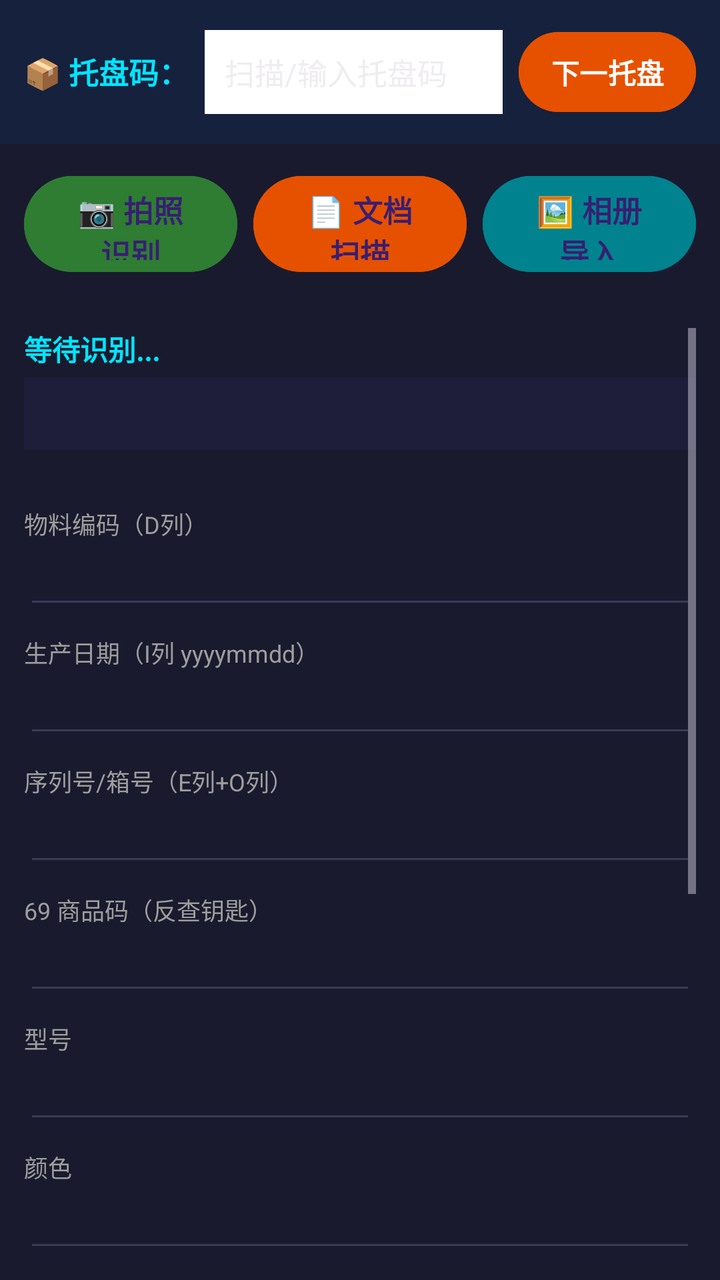
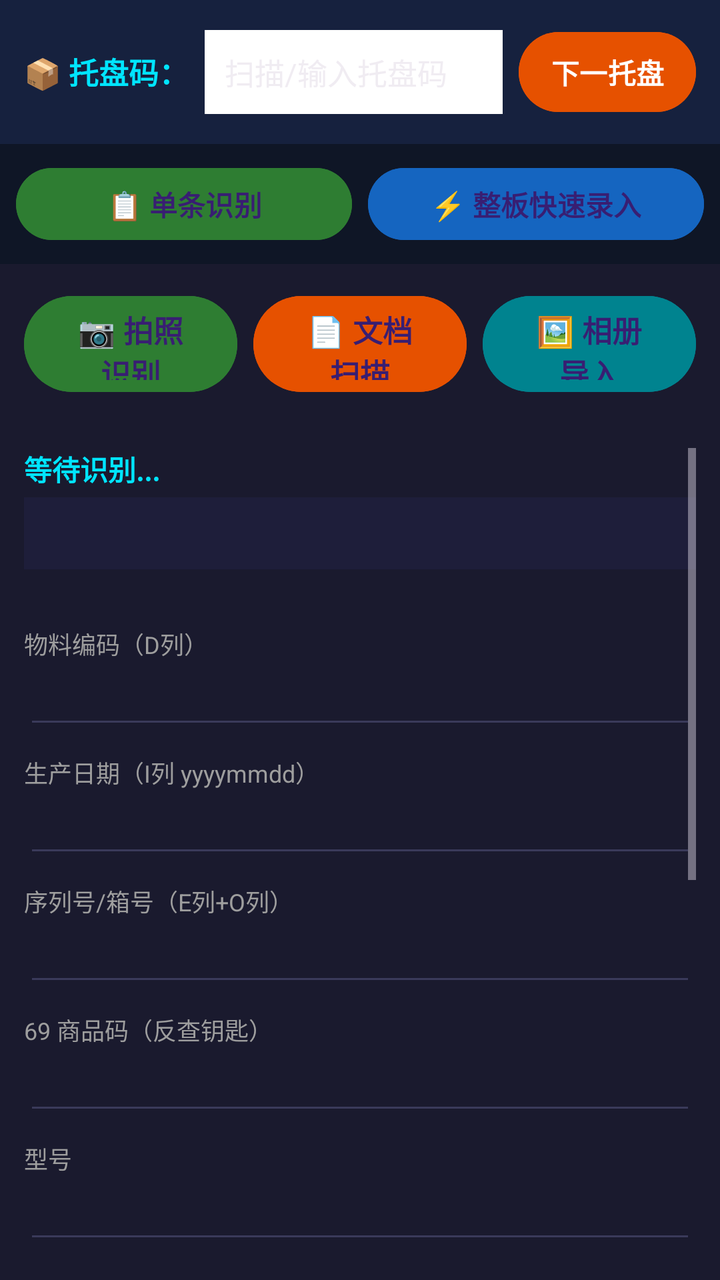

An Android layout rendered at two revisions. The XML below is the earlier revision; the diff shows what the commit changed to produce the second picture.
<!-- AndroidManifest.xml: application theme Theme.LabelScanner -->
<!-- res/layout/activity_main.xml -->
<?xml version="1.0" encoding="utf-8"?>
<LinearLayout xmlns:android="http://schemas.android.com/apk/res/android"
    android:layout_width="match_parent"
    android:layout_height="match_parent"
    android:orientation="vertical"
    android:background="#1a1a2e">

    
    <LinearLayout
        android:id="@+id/trayBar"
        android:layout_width="match_parent"
        android:layout_height="wrap_content"
        android:orientation="horizontal"
        android:padding="12dp"
        android:background="#16213e"
        android:gravity="center_vertical">

        <TextView
            android:layout_width="wrap_content"
            android:layout_height="wrap_content"
            android:text="📦 托盘码："
            android:textColor="#00e5ff"
            android:textSize="15sp"
            android:textStyle="bold" />

        <EditText
            android:id="@+id/etTrayCode"
            android:layout_width="0dp"
            android:layout_height="wrap_content"
            android:layout_weight="1"
            android:layout_marginStart="8dp"
            android:background="@android:color/white"
            android:hint="扫描/输入托盘码"
            android:inputType="textCapCharacters"
            android:padding="10dp"
            android:textColor="#000000"
            android:textSize="15sp" />

        <Button
            android:id="@+id/btnNextTray"
            android:layout_width="wrap_content"
            android:layout_height="wrap_content"
            android:layout_marginStart="8dp"
            android:backgroundTint="#e65100"
            android:paddingHorizontal="16dp"
            android:text="下一托盘"
            android:textColor="#ffffff"
            android:textSize="14sp"
            android:textStyle="bold" />
    </LinearLayout>

    
    <LinearLayout
        android:layout_width="match_parent"
        android:layout_height="wrap_content"
        android:orientation="horizontal"
        android:padding="12dp"
        android:gravity="center">

        <Button
            android:id="@+id/btnCamera"
            android:layout_width="0dp"
            android:layout_height="56dp"
            android:layout_weight="1"
            android:backgroundTint="#2e7d32"
            android:text="📷 拍照识别"
            android:textSize="15sp"
            android:textStyle="bold" />

        <Button
            android:id="@+id/btnDocScan"
            android:layout_width="0dp"
            android:layout_height="56dp"
            android:layout_weight="1"
            android:layout_marginStart="8dp"
            android:backgroundTint="#e65100"
            android:text="📄 文档扫描"
            android:textSize="15sp"
            android:textStyle="bold" />

        <Button
            android:id="@+id/btnGallery"
            android:layout_width="0dp"
            android:layout_height="56dp"
            android:layout_weight="1"
            android:layout_marginStart="8dp"
            android:backgroundTint="#00838f"
            android:text="🖼 相册导入"
            android:textSize="15sp"
            android:textStyle="bold" />
    </LinearLayout>

    
    <ScrollView
        android:layout_width="match_parent"
        android:layout_height="0dp"
        android:layout_weight="1"
        android:padding="12dp">

        <LinearLayout
            android:layout_width="match_parent"
            android:layout_height="wrap_content"
            android:orientation="vertical">

            <TextView
                android:id="@+id/tvBarcodes"
                android:layout_width="match_parent"
                android:layout_height="wrap_content"
                android:text="等待识别..."
                android:textColor="#00e5ff"
                android:textSize="14sp"
                android:textStyle="bold" />

            <TextView
                android:id="@+id/resultPanel"
                android:layout_width="match_parent"
                android:layout_height="wrap_content"
                android:layout_marginTop="4dp"
                android:minHeight="36dp"
                android:padding="8dp"
                android:textColor="#ffffff"
                android:textSize="13sp"
                android:background="@color/result_idle" />

            <TextView
                android:id="@+id/tvExtras"
                android:layout_width="match_parent"
                android:layout_height="wrap_content"
                android:layout_marginTop="4dp"
                android:textColor="#ffd54f"
                android:textSize="12sp" />

            
            <TextView style="@style/FieldLabel" android:text="物料编码（D列）" />
            <EditText
                android:id="@+id/etMaterial"
                style="@style/FieldInput" />

            <TextView style="@style/FieldLabel" android:text="生产日期（I列 yyyymmdd）" />
            <EditText
                android:id="@+id/etDate"
                style="@style/FieldInput"
                android:inputType="number" />

            <TextView style="@style/FieldLabel" android:text="序列号/箱号（E列+O列）" />
            <EditText
                android:id="@+id/etSn"
                style="@style/FieldInput" />

            <TextView style="@style/FieldLabel" android:text="69 商品码（反查钥匙）" />
            <EditText
                android:id="@+id/etEan69"
                style="@style/FieldInput" />

            <TextView style="@style/FieldLabel" android:text="型号" />
            <EditText
                android:id="@+id/etModel"
                style="@style/FieldInput" />

            <TextView style="@style/FieldLabel" android:text="颜色" />
            <EditText
                android:id="@+id/etColor"
                style="@style/FieldInput" />

            <TextView style="@style/FieldLabel" android:text="硒鼓/耗材型号" />
            <EditText
                android:id="@+id/etToner"
                style="@style/FieldInput" />

            
            <LinearLayout
                android:layout_width="match_parent"
                android:layout_height="wrap_content"
                android:layout_marginTop="16dp"
                android:orientation="horizontal">

                <Button
                    android:id="@+id/btnSave"
                    android:layout_width="0dp"
                    android:layout_height="64dp"
                    android:layout_weight="1"
                    android:backgroundTint="#2e7d32"
                    android:text="✅ 保存本条"
                    android:textSize="18sp"
                    android:textStyle="bold" />

                <Button
                    android:id="@+id/btnDiscard"
                    android:layout_width="0dp"
                    android:layout_height="64dp"
                    android:layout_weight="1"
                    android:layout_marginStart="12dp"
                    android:backgroundTint="#c62828"
                    android:text="✖ 丢弃"
                    android:textSize="18sp"
                    android:textStyle="bold" />
            </LinearLayout>

            
            <LinearLayout
                android:layout_width="match_parent"
                android:layout_height="wrap_content"
                android:layout_marginTop="12dp"
                android:gravity="center_vertical"
                android:orientation="horizontal">

                <TextView
                    android:id="@+id/tvCount"
                    android:layout_width="0dp"
                    android:layout_height="wrap_content"
                    android:layout_weight="1"
                    android:text="📋 已保存 0 条"
                    android:textColor="#00e5ff"
                    android:textSize="14sp" />

                <Button
                    android:id="@+id/btnList"
                    android:layout_width="wrap_content"
                    android:layout_height="56dp"
                    android:backgroundTint="#6a1b9a"
                    android:paddingHorizontal="20dp"
                    android:text="📋 数据列表"
                    android:textSize="15sp"
                    android:textStyle="bold" />

                <Button
                    android:id="@+id/btnExport"
                    android:layout_width="wrap_content"
                    android:layout_height="56dp"
                    android:layout_marginStart="8dp"
                    android:backgroundTint="#1565c0"
                    android:paddingHorizontal="20dp"
                    android:text="📤 导出 CSV"
                    android:textSize="15sp"
                    android:textStyle="bold" />

                <Button
                    android:id="@+id/btnExportWms"
                    android:layout_width="wrap_content"
                    android:layout_height="56dp"
                    android:layout_marginStart="8dp"
                    android:backgroundTint="#ad1457"
                    android:paddingHorizontal="20dp"
                    android:text="🏭 导出 WMS"
                    android:textSize="15sp"
                    android:textStyle="bold" />
            </LinearLayout>
        </LinearLayout>
    </ScrollView>
</LinearLayout>
<!-- resources referenced by this layout -->
<resources>
  <color name="result_idle">#1e1e3a</color>
  <style name="FieldInput">
          <item name="android:layout_width">match_parent</item>
          <item name="android:layout_height">wrap_content</item>
          <item name="android:backgroundTint">#3a3a5a</item>
          <item name="android:textColor">#ffffff</item>
          <item name="android:textSize">16sp</item>
          <item name="android:singleLine">true</item>
      </style>
  <style name="FieldLabel">
          <item name="android:layout_width">match_parent</item>
          <item name="android:layout_height">wrap_content</item>
          <item name="android:layout_marginTop">8dp</item>
          <item name="android:textSize">12sp</item>
          <item name="android:textColor">#9e9e9e</item>
      </style>
  <style name="Theme.LabelScanner" parent="Theme.Material3.Dark.NoActionBar">
          <item name="android:statusBarColor">#1a1a2e</item>
      </style>
</resources>

<!-- the commit's change to res/layout/activity_main.xml (unified diff, before → after) -->
@@ -54,147 +54,401 @@
         android:layout_width="match_parent"
         android:layout_height="wrap_content"
         android:orientation="horizontal"
-        android:padding="12dp"
+        android:padding="8dp"
+        android:background="#0f1626"
         android:gravity="center">
 
         <Button
-            android:id="@+id/btnCamera"
+            android:id="@+id/btnModeSingle"
             android:layout_width="0dp"
-            android:layout_height="56dp"
+            android:layout_height="44dp"
             android:layout_weight="1"
             android:backgroundTint="#2e7d32"
-            android:text="📷 拍照识别"
-            android:textSize="15sp"
+            android:text="📋 单条识别"
+            android:textSize="14sp"
             android:textStyle="bold" />
 
         <Button
-            android:id="@+id/btnDocScan"
+            android:id="@+id/btnModeBatch"
             android:layout_width="0dp"
-            android:layout_height="56dp"
+            android:layout_height="44dp"
             android:layout_weight="1"
             android:layout_marginStart="8dp"
-            android:backgroundTint="#e65100"
-            android:text="📄 文档扫描"
-            android:textSize="15sp"
-            android:textStyle="bold" />
-
-        <Button
-            android:id="@+id/btnGallery"
-            android:layout_width="0dp"
-            android:layout_height="56dp"
-            android:layout_weight="1"
-            android:layout_marginStart="8dp"
-            android:backgroundTint="#00838f"
-            android:text="🖼 相册导入"
-            android:textSize="15sp"
+            android:backgroundTint="#1565c0"
+            android:text="⚡ 整板快速录入"
+            android:textSize="14sp"
             android:textStyle="bold" />
     </LinearLayout>
 
     
-    <ScrollView
+    <LinearLayout
+        android:id="@+id/panelSingle"
         android:layout_width="match_parent"
         android:layout_height="0dp"
         android:layout_weight="1"
-        android:padding="12dp">
-
+        android:orientation="vertical">
+
+        
         <LinearLayout
             android:layout_width="match_parent"
             android:layout_height="wrap_content"
-            android:orientation="vertical">
+            android:orientation="horizontal"
+            android:padding="12dp"
+            android:gravity="center">
+
+            <Button
+                android:id="@+id/btnCamera"
+                android:layout_width="0dp"
+                android:layout_height="56dp"
+                android:layout_weight="1"
+                android:backgroundTint="#2e7d32"
+                android:text="📷 拍照识别"
+                android:textSize="15sp"
+                android:textStyle="bold" />
+
+            <Button
+                android:id="@+id/btnDocScan"
+                android:layout_width="0dp"
+                android:layout_height="56dp"
+                android:layout_weight="1"
+                android:layout_marginStart="8dp"
+                android:backgroundTint="#e65100"
+                android:text="📄 文档扫描"
+                android:textSize="15sp"
+                android:textStyle="bold" />
+
+            <Button
+                android:id="@+id/btnGallery"
+                android:layout_width="0dp"
+                android:layout_height="56dp"
+                android:layout_weight="1"
+                android:layout_marginStart="8dp"
+                android:backgroundTint="#00838f"
+                android:text="🖼 相册导入"
+                android:textSize="15sp"
+                android:textStyle="bold" />
+        </LinearLayout>
+
+        
+        <ScrollView
+            android:layout_width="match_parent"
+            android:layout_height="0dp"
+            android:layout_weight="1"
+            android:padding="12dp">
+
+            <LinearLayout
+                android:layout_width="match_parent"
+                android:layout_height="wrap_content"
+                android:orientation="vertical">
+
+                <TextView
+                    android:id="@+id/tvBarcodes"
+                    android:layout_width="match_parent"
+                    android:layout_height="wrap_content"
+                    android:text="等待识别..."
+                    android:textColor="#00e5ff"
+                    android:textSize="14sp"
+                    android:textStyle="bold" />
+
+                <TextView
+                    android:id="@+id/resultPanel"
+                    android:layout_width="match_parent"
+                    android:layout_height="wrap_content"
+                    android:layout_marginTop="4dp"
+                    android:minHeight="36dp"
+                    android:padding="8dp"
+                    android:textColor="#ffffff"
+                    android:textSize="13sp"
+                    android:background="@color/result_idle" />
+
+                <TextView
+                    android:id="@+id/tvExtras"
+                    android:layout_width="match_parent"
+                    android:layout_height="wrap_content"
+                    android:layout_marginTop="4dp"
+                    android:textColor="#ffd54f"
+                    android:textSize="12sp" />
+
+                
+                <TextView style="@style/FieldLabel" android:text="物料编码（D列）" />
+                <EditText
+                    android:id="@+id/etMaterial"
+                    style="@style/FieldInput" />
+
+                <TextView style="@style/FieldLabel" android:text="生产日期（I列 yyyymmdd）" />
+                <EditText
+                    android:id="@+id/etDate"
+                    style="@style/FieldInput"
+                    android:inputType="number" />
+
+                <TextView style="@style/FieldLabel" android:text="序列号/箱号（E列+O列）" />
+                <EditText
+                    android:id="@+id/etSn"
+                    style="@style/FieldInput" />
+
+                <TextView style="@style/FieldLabel" android:text="69 商品码（反查钥匙）" />
+                <EditText
+                    android:id="@+id/etEan69"
+                    style="@style/FieldInput" />
+
+                <TextView style="@style/FieldLabel" android:text="型号" />
+                <EditText
+                    android:id="@+id/etModel"
+                    style="@style/FieldInput" />
+
+                <TextView style="@style/FieldLabel" android:text="颜色" />
+                <EditText
+                    android:id="@+id/etColor"
+                    style="@style/FieldInput" />
+
+                <TextView style="@style/FieldLabel" android:text="硒鼓/耗材型号" />
+                <EditText
+                    android:id="@+id/etToner"
+                    style="@style/FieldInput" />
+
+                
+                <LinearLayout
+                    android:layout_width="match_parent"
+                    android:layout_height="wrap_content"
+                    android:layout_marginTop="16dp"
+                    android:orientation="horizontal">
+
+                    <Button
+                        android:id="@+id/btnSave"
+                        android:layout_width="0dp"
+                        android:layout_height="64dp"
+                        android:layout_weight="1"
+                        android:backgroundTint="#2e7d32"
+                        android:text="✅ 保存本条"
+                        android:textSize="18sp"
+                        android:textStyle="bold" />
+
+                    <Button
+                        android:id="@+id/btnDiscard"
+                        android:layout_width="0dp"
+                        android:layout_height="64dp"
+                        android:layout_weight="1"
+                        android:layout_marginStart="12dp"
+                        android:backgroundTint="#c62828"
+                        android:text="✖ 丢弃"
+                        android:textSize="18sp"
+                        android:textStyle="bold" />
+                </LinearLayout>
+
+                
+                <LinearLayout
+                    android:layout_width="match_parent"
+                    android:layout_height="wrap_content"
+                    android:layout_marginTop="12dp"
+                    android:gravity="center_vertical"
+                    android:orientation="horizontal">
+
+                    <TextView
+                        android:id="@+id/tvCount"
+                        android:layout_width="0dp"
+                        android:layout_height="wrap_content"
+                        android:layout_weight="1"
+                        android:text="📋 已保存 0 条"
+                        android:textColor="#00e5ff"
+                        android:textSize="14sp" />
+
+                    <Button
+                        android:id="@+id/btnList"
+                        android:layout_width="wrap_content"
+                        android:layout_height="56dp"
+                        android:backgroundTint="#6a1b9a"
+                        android:paddingHorizontal="20dp"
+                        android:text="📋 数据列表"
+                        android:textSize="15sp"
+                        android:textStyle="bold" />
+
+                    <Button
+                        android:id="@+id/btnExport"
+                        android:layout_width="wrap_content"
+                        android:layout_height="56dp"
+                        android:layout_marginStart="8dp"
+                        android:backgroundTint="#1565c0"
+                        android:paddingHorizontal="20dp"
+                        android:text="📤 导出 CSV"
+                        android:textSize="15sp"
+                        android:textStyle="bold" />
+
+                    <Button
+                        android:id="@+id/btnExportWms"
+                        android:layout_width="wrap_content"
+                        android:layout_height="56dp"
+                        android:layout_marginStart="8dp"
+                        android:backgroundTint="#ad1457"
+                        android:paddingHorizontal="20dp"
+                        android:text="🏭 导出 WMS"
+                        android:textSize="15sp"
+                        android:textStyle="bold" />
+                </LinearLayout>
+            </LinearLayout>
+        </ScrollView>
+    </LinearLayout>
+
+    
+    <LinearLayout
+        android:id="@+id/panelBatch"
+        android:layout_width="match_parent"
+        android:layout_height="0dp"
+        android:layout_weight="1"
+        android:orientation="vertical"
+        android:visibility="gone">
+
+        
+        <LinearLayout
+            android:layout_width="match_parent"
+            android:layout_height="wrap_content"
+            android:orientation="vertical"
+            android:padding="12dp"
+            android:background="#16213e">
 
             <TextView
-                android:id="@+id/tvBarcodes"
-                android:layout_width="match_parent"
-                android:layout_height="wrap_content"
-                android:text="等待识别..."
+                android:layout_width="match_parent"
+                android:layout_height="wrap_content"
+                android:text="📦 整板共享信息（填一次，自动应用到所有条码）"
                 android:textColor="#00e5ff"
                 android:textSize="14sp"
+                android:textStyle="bold"
+                android:paddingBottom="8dp" />
+
+            <TextView style="@style/FieldLabel" android:text="物料编码（必填）" />
+            <EditText
+                android:id="@+id/etBatchMaterial"
+                style="@style/FieldInput"
+                android:hint="如：1234567890" />
+
+            <TextView style="@style/FieldLabel" android:text="生产日期（必填，yyyymmdd）" />
+            <EditText
+                android:id="@+id/etBatchDate"
+                style="@style/FieldInput"
+                android:inputType="number"
+                android:hint="如：20250809" />
+
+            <TextView style="@style/FieldLabel" android:text="69 商品码（选填，用于反查）" />
+            <EditText
+                android:id="@+id/etBatchEan69"
+                style="@style/FieldInput"
+                android:hint="69开头13位" />
+
+            <TextView style="@style/FieldLabel" android:text="型号/颜色/硒鼓（选填）" />
+            <LinearLayout
+                android:layout_width="match_parent"
+                android:layout_height="wrap_content"
+                android:orientation="horizontal">
+                <EditText
+                    android:id="@+id/etBatchModel"
+                    style="@style/FieldInput"
+                    android:layout_width="0dp"
+                    android:layout_weight="1"
+                    android:hint="型号" />
+                <EditText
+                    android:id="@+id/etBatchColor"
+                    style="@style/FieldInput"
+                    android:layout_width="0dp"
+                    android:layout_weight="1"
+                    android:layout_marginStart="8dp"
+                    android:hint="颜色" />
+                <EditText
+                    android:id="@+id/etBatchToner"
+                    style="@style/FieldInput"
+                    android:layout_width="0dp"
+                    android:layout_weight="1"
+                    android:layout_marginStart="8dp"
+                    android:hint="硒鼓" />
+            </LinearLayout>
+
+            <Button
+                android:id="@+id/btnBatchApplyShared"
+                android:layout_width="match_parent"
+                android:layout_height="56dp"
+                android:layout_marginTop="12dp"
+                android:backgroundTint="#6a1b9a"
+                android:text="✅ 确认共享信息，开始扫描序列号"
+                android:textSize="16sp"
                 android:textStyle="bold" />
-
+        </LinearLayout>
+
+        
+        <LinearLayout
+            android:layout_width="match_parent"
+            android:layout_height="0dp"
+            android:layout_weight="1"
+            android:orientation="vertical"
+            android:padding="12dp">
+
+            <LinearLayout
+                android:layout_width="match_parent"
+                android:layout_height="wrap_content"
+                android:orientation="horizontal"
+                android:gravity="center_vertical"
+                android:paddingBottom="8dp">
+
+                <TextView
+                    android:layout_width="wrap_content"
+                    android:layout_height="wrap_content"
+                    android:text="📷 扫描序列号条码（仅识别 SN，自动去重）"
+                    android:textColor="#00e5ff"
+                    android:textSize="14sp"
+                    android:textStyle="bold" />
+
+                <TextView
+                    android:id="@+id/tvBatchScannedCount"
+                    android:layout_width="0dp"
+                    android:layout_height="wrap_content"
+                    android:layout_weight="1"
+                    android:gravity="end"
+                    android:text="已扫 0 个"
+                    android:textColor="#ffd54f"
+                    android:textSize="14sp"
+                    android:textStyle="bold" />
+            </LinearLayout>
+
+            
+            <LinearLayout
+                android:layout_width="match_parent"
+                android:layout_height="wrap_content"
+                android:orientation="horizontal"
+                android:paddingBottom="12dp">
+
+                <Button
+                    android:id="@+id/btnBatchCamera"
+                    android:layout_width="0dp"
+                    android:layout_height="56dp"
+                    android:layout_weight="1"
+                    android:backgroundTint="#2e7d32"
+                    android:text="📷 拍照扫码"
+                    android:textSize="15sp"
+                    android:textStyle="bold" />
+
+                <Button
+                    android:id="@+id/btnBatchGallery"
+                    android:layout_width="0dp"
+                    android:layout_height="56dp"
+                    android:layout_weight="1"
+                    android:layout_marginStart="8dp"
+                    android:backgroundTint="#00838f"
+                    android:text="🖼 相册导入"
+                    android:textSize="15sp"
+                    android:textStyle="bold" />
+            </LinearLayout>
+
+            
             <TextView
-                android:id="@+id/resultPanel"
-                android:layout_width="match_parent"
-                android:layout_height="wrap_content"
-                android:layout_marginTop="4dp"
-                android:minHeight="36dp"
-                android:padding="8dp"
+                android:layout_width="match_parent"
+                android:layout_height="wrap_content"
+                android:text="已扫序列号（可长按删除）"
                 android:textColor="#ffffff"
                 android:textSize="13sp"
-                android:background="@color/result_idle" />
-
-            <TextView
-                android:id="@+id/tvExtras"
-                android:layout_width="match_parent"
-                android:layout_height="wrap_content"
-                android:layout_marginTop="4dp"
-                android:textColor="#ffd54f"
-                android:textSize="12sp" />
-
-            
-            <TextView style="@style/FieldLabel" android:text="物料编码（D列）" />
-            <EditText
-                android:id="@+id/etMaterial"
-                style="@style/FieldInput" />
-
-            <TextView style="@style/FieldLabel" android:text="生产日期（I列 yyyymmdd）" />
-            <EditText
-                android:id="@+id/etDate"
-                style="@style/FieldInput"
-                android:inputType="number" />
-
-            <TextView style="@style/FieldLabel" android:text="序列号/箱号（E列+O列）" />
-            <EditText
-                android:id="@+id/etSn"
-                style="@style/FieldInput" />
-
-            <TextView style="@style/FieldLabel" android:text="69 商品码（反查钥匙）" />
-            <EditText
-                android:id="@+id/etEan69"
-                style="@style/FieldInput" />
-
-            <TextView style="@style/FieldLabel" android:text="型号" />
-            <EditText
-                android:id="@+id/etModel"
-                style="@style/FieldInput" />
-
-            <TextView style="@style/FieldLabel" android:text="颜色" />
-            <EditText
-                android:id="@+id/etColor"
-                style="@style/FieldInput" />
-
-            <TextView style="@style/FieldLabel" android:text="硒鼓/耗材型号" />
-            <EditText
-                android:id="@+id/etToner"
-                style="@style/FieldInput" />
-
-            
-            <LinearLayout
-                android:layout_width="match_parent"
-                android:layout_height="wrap_content"
-                android:layout_marginTop="16dp"
-                android:orientation="horizontal">
-
-                <Button
-                    android:id="@+id/btnSave"
-                    android:layout_width="0dp"
-                    android:layout_height="64dp"
-                    android:layout_weight="1"
-                    android:backgroundTint="#2e7d32"
-                    android:text="✅ 保存本条"
-                    android:textSize="18sp"
-                    android:textStyle="bold" />
-
-                <Button
-                    android:id="@+id/btnDiscard"
-                    android:layout_width="0dp"
-                    android:layout_height="64dp"
-                    android:layout_weight="1"
-                    android:layout_marginStart="12dp"
-                    android:backgroundTint="#c62828"
-                    android:text="✖ 丢弃"
-                    android:textSize="18sp"
-                    android:textStyle="bold" />
-            </LinearLayout>
+                android:paddingBottom="4dp" />
+
+            <androidx.recyclerview.widget.RecyclerView
+                android:id="@+id/rvBatchSnList"
+                android:layout_width="match_parent"
+                android:layout_height="0dp"
+                android:layout_weight="1" />
 
             
             <LinearLayout
@@ -205,46 +459,35 @@
                 android:orientation="horizontal">
 
                 <TextView
-                    android:id="@+id/tvCount"
-                    android:layout_width="0dp"
-                    android:layout_height="wrap_content"
-                    android:layout_weight="1"
-                    android:text="📋 已保存 0 条"
+                    android:id="@+id/tvBatchCount"
+                    android:layout_width="0dp"
+                    android:layout_height="wrap_content"
+                    android:layout_weight="1"
+                    android:text="📋 本托盘 0 条"
                     android:textColor="#00e5ff"
                     android:textSize="14sp" />
 
                 <Button
-                    android:id="@+id/btnList"
+                    android:id="@+id/btnBatchClear"
                     android:layout_width="wrap_content"
                     android:layout_height="56dp"
-                    android:backgroundTint="#6a1b9a"
+                    android:backgroundTint="#c62828"
                     android:paddingHorizontal="20dp"
-                    android:text="📋 数据列表"
-                    android:textSize="15sp"
+                    android:text="🗑 清空重扫"
+                    android:textSize="14sp"
                     android:textStyle="bold" />
 
                 <Button
-                    android:id="@+id/btnExport"
+                    android:id="@+id/btnBatchSaveAll"
                     android:layout_width="wrap_content"
                     android:layout_height="56dp"
                     android:layout_marginStart="8dp"
-                    android:backgroundTint="#1565c0"
+                    android:backgroundTint="#2e7d32"
                     android:paddingHorizontal="20dp"
-                    android:text="📤 导出 CSV"
-                    android:textSize="15sp"
-                    android:textStyle="bold" />
-
-                <Button
-                    android:id="@+id/btnExportWms"
-                    android:layout_width="wrap_content"
-                    android:layout_height="56dp"
-                    android:layout_marginStart="8dp"
-                    android:backgroundTint="#ad1457"
-                    android:paddingHorizontal="20dp"
-                    android:text="🏭 导出 WMS"
+                    android:text="💾 批量保存"
                     android:textSize="15sp"
                     android:textStyle="bold" />
             </LinearLayout>
         </LinearLayout>
-    </ScrollView>
+    </LinearLayout>
 </LinearLayout>
